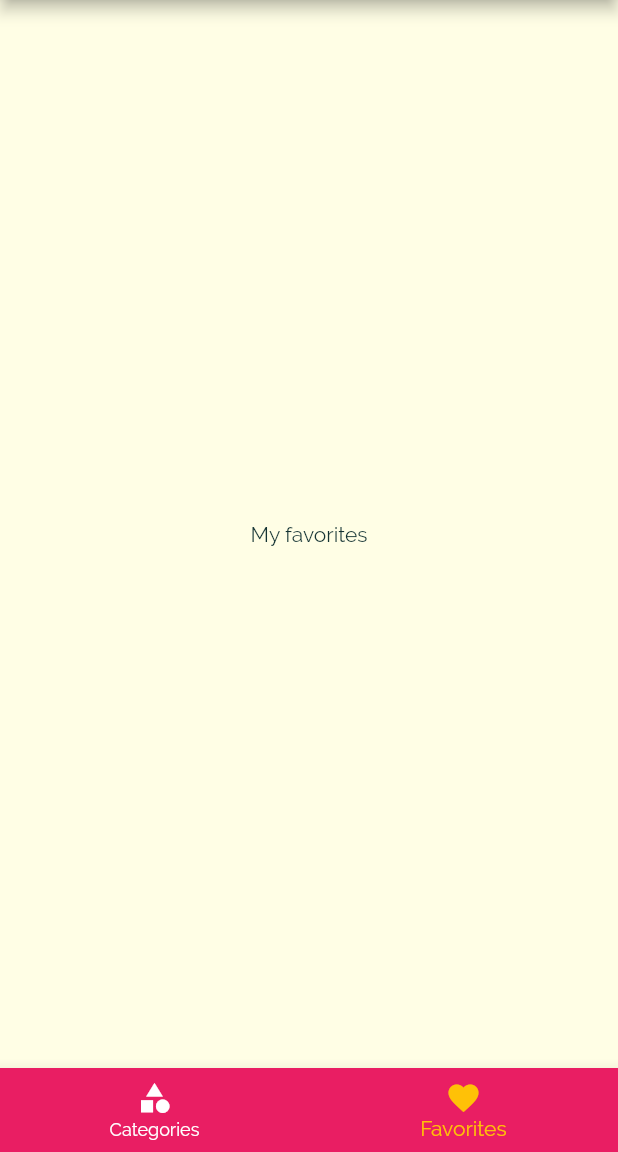
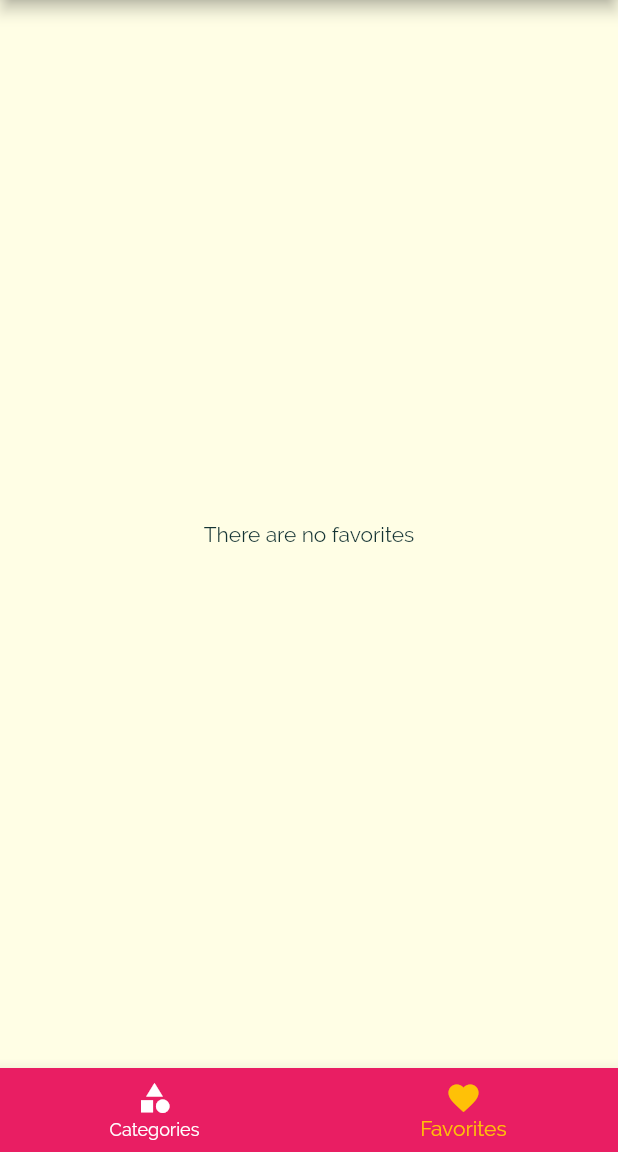
Before and after one commit to Samuel-Bie/daily_meals_flutter_app, a Flutter app: the screen it shows after launch, item 2 of the bottom bar chosen, on a phone screen of 412 x 824 dp, the part 84-1236 px from its top. Run offline on Flutter 3.47's test engine with Material 2 defaults, Android fonts, the phone set to English and light mode, and no system bars.

Commit message:
Marking Meals as favorite

```diff
--- a/lib/main.dart
+++ b/lib/main.dart
@@ -28,6 +28,7 @@ class _MyAppState extends State<MyApp> {
   };
 
   List<Meal> availableMeals = DUMMY_MEALS;
+  List<Meal> favorites = [];
 
   void _updateFilters(Map<String, bool> newFilters) {
     print(newFilters);
@@ -41,6 +42,21 @@ class _MyAppState extends State<MyApp> {
             meal.isLactoseFree == _filters['lactose'];
       }).toList();
     });
+  }
+
+  void _toogleFavoriteMeal(Meal meal) {
+    if (favorites.contains(meal))
+      setState(() {
+        favorites.remove(meal);
+      });
+    else
+      setState(() {
+        favorites.add(meal);
+      });
+  }
+
+  bool _isMealFavorite(Meal meal) {
+    return favorites.contains(meal);
   }
 
   @override
@@ -82,10 +98,12 @@ class _MyAppState extends State<MyApp> {
       ),
       initialRoute: '/', // default is '/'
       routes: {
-        '/': (ctx) => TabsScreen(),
+        '/': (ctx) => TabsScreen(favorites),
         CategoryMealsScreen.routeName: (ctx) =>
             CategoryMealsScreen(availableMeals),
-        MealDetailsScreen.routeName: (ctx) => MealDetailsScreen(),
+        MealDetailsScreen.routeName: (ctx) => MealDetailsScreen(
+            toogleFavoriteMeal: _toogleFavoriteMeal,
+            isMealFavorite: _isMealFavorite),
         FiltersScreen.routeName: (ctx) => FiltersScreen(
               updateFilters: _updateFilters,
               currentFilters: _filters,
--- a/lib/screens/favorites_screen.dart
+++ b/lib/screens/favorites_screen.dart
@@ -1,8 +1,14 @@
+import 'package:daily_meals/widgets/meal_item.dart';
 import 'package:flutter/material.dart';
 
+import 'package:daily_meals/models/meal.dart';
+
 class FavoritesScreen extends StatefulWidget {
-  FavoritesScreen({Key key}) : super(key: key);
+  final List<Meal> favorites;
 
+  Function toogleFavorite;
+
+  FavoritesScreen(this.favorites, {Key key}) : super(key: key);
   @override
   _FavoritesScreenState createState() => _FavoritesScreenState();
 }
@@ -10,8 +16,21 @@ class FavoritesScreen extends StatefulWidget {
 class _FavoritesScreenState extends State<FavoritesScreen> {
   @override
   Widget build(BuildContext context) {
-    return Scaffold(
-      body: Center(child: Text('My favorites'),)
+    return this.widget.favorites.isEmpty
+        ? Center(
+            child: Text('There are no favorites'),
+          )
+        : _buildFavoriteList(context);
+  }
+
+  Widget _buildFavoriteList(BuildContext context) {
+    return ListView.builder(
+      itemBuilder: (ctx, index) {
+        return MealItem(
+          meal: this.widget.favorites[index],
+        );
+      },
+      itemCount: this.widget.favorites.length,
     );
   }
 }
--- a/lib/screens/tabs_screen.dart
+++ b/lib/screens/tabs_screen.dart
@@ -1,3 +1,4 @@
+import 'package:daily_meals/models/meal.dart';
 import 'package:flutter/material.dart';
 
 import 'package:daily_meals/screens/categories_screen.dart';
@@ -5,7 +6,8 @@ import 'package:daily_meals/screens/favorites_screen.dart';
 import 'package:daily_meals/widgets/main_drawer_widget.dart';
 
 class TabsScreen extends StatefulWidget {
-  TabsScreen({Key key}) : super(key: key);
+  final List<Meal> favorites;
+  TabsScreen(this.favorites, {Key key}) : super(key: key);
 
   @override
   _TabsScreenState createState() => _TabsScreenState();
@@ -18,25 +20,26 @@ class _TabsScreenState extends State<TabsScreen> {
   }
 
   int _selectedPageIndex = 0;
-  List<Map<String, Object>> _pages = [
-    {
-      'page': CategoriesScreen(),
-      'title': 'Categories'
-    }, {
-      'page': FavoritesScreen(),
-      'title': 'Favorites'
-    },
-  ];
+  List<Map<String, Object>> _pages = [];
   void _selectPage(int index) {
     setState(() {
       _selectedPageIndex = index;
     });
   }
 
+  @override
+  void initState() {
+    super.initState();
+    _pages = [
+      {'page': CategoriesScreen(), 'title': 'Categories'},
+      {'page': FavoritesScreen(this.widget.favorites), 'title': 'Favorites'}
+    ];
+  }
+
   Widget buildTabOntheBottom(BuildContext context) {
     return Scaffold(
       appBar: AppBar(
-        title: Text( _pages[_selectedPageIndex]['title']),
+        title: Text(_pages[_selectedPageIndex]['title']),
       ),
       drawer: MainDrawer(),
       body: _pages[_selectedPageIndex]['page'],
@@ -76,7 +79,7 @@ class _TabsScreenState extends State<TabsScreen> {
         ),
         body: TabBarView(children: [
           CategoriesScreen(),
-          FavoritesScreen(),
+          FavoritesScreen(this.widget.favorites),
         ]),
       ),
     );
```
Also changed, not shown: lib/screens/meal_details_screem.dart (+14 -3 lines), lib/widgets/meal_item.dart (+6 -9 lines).
